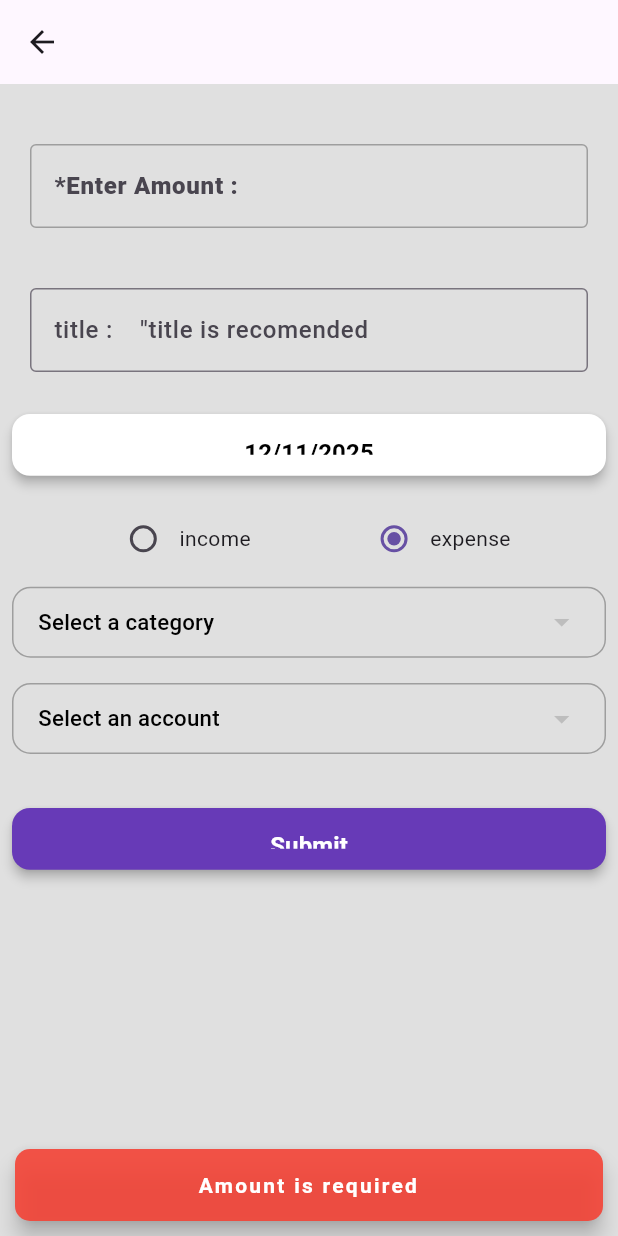
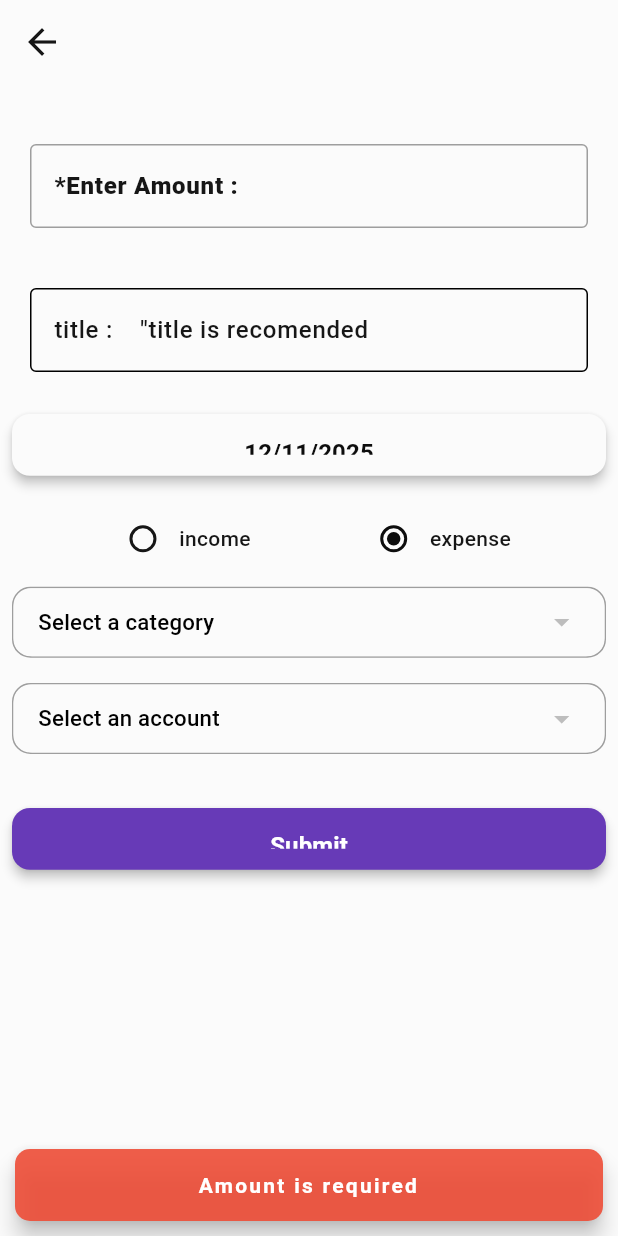
Before and after one commit to AbuShebin/Money-Manager, a Flutter app: the Add_transaction screen opened directly, after a tap on "Submit", on a phone screen of 412 x 824 dp. Run offline on Flutter 3.47's test engine with Material 3 defaults, Android fonts, the phone set to English and light mode, and no system bars; drawn by our look-alikes of dropdown_button2; our stand-ins replace calendar_date_picker2, fl_chart, flutter_riverpod, flutter_slidable, hive, hive_flutter and 1 more; missing offline and left inert: day_navigator; accounts and stored records are empty; Roboto replaces fonts that are missing (Urbanist).

Commit message:
basic palette structure

```diff
--- a/lib/core/common/widgets/customDropdown_common.dart
+++ b/lib/core/common/widgets/customDropdown_common.dart
@@ -1,7 +1,7 @@
 // ignore_for_file: public_member_api_docs, sort_constructors_first
 import 'package:dropdown_button2/dropdown_button2.dart';
 import 'package:flutter/material.dart';
-import 'package:money_management_app/core/theme/theme.dart';
+import 'package:money_management_app/core/theme/app_theme.dart';
 
 class CustomDropdown<T> extends StatefulWidget {
   final List<T> items;
@@ -67,7 +67,7 @@ class CustomSearchableDropdownState<T>
                         style: TextStyle(
                             fontFamily: 'Urbanist',
                             fontSize: w * 0.036,
-                            color: Palette.blackColor,
+                            color: Palette.popBlack500,
                             fontWeight: FontWeight.w800),
                       ),
                     ),
@@ -77,7 +77,7 @@ class CustomSearchableDropdownState<T>
               onChanged: widget.onChanged,
               buttonStyleData: ButtonStyleData(
                 decoration: BoxDecoration(
-                  color: Palette.backgroundColor,
+                  color: Palette.background,
                   borderRadius: BorderRadius.circular(w * 0.03),
                 ),
                 padding: EdgeInsets.symmetric(horizontal: w * 0.04),
@@ -87,7 +87,7 @@ class CustomSearchableDropdownState<T>
               dropdownStyleData: DropdownStyleData(
                   maxHeight: h * .4,
                   decoration:
-                      const BoxDecoration(color: Palette.backgroundColor)),
+                      const BoxDecoration(color: Palette.background)),
               menuItemStyleData: MenuItemStyleData(
                 height: h * .06,
               ),      onMenuStateChange: (isOpen) {
--- /dev/null
+++ b/lib/core/theme/app_theme.dart
@@ -0,0 +1,79 @@
+import 'package:flutter/material.dart';
+
+class Palette {
+  // POP BLACK
+  static const Color popBlack100 = Color(0xFF8A8A8A);
+  static const Color popBlack200 = Color(0xFF3D3D3D);
+  static const Color popBlack300 = Color(0xFF161616);
+  static const Color popBlack400 = Color(0xFF121212);
+  static const Color popBlack500 = Color(0xFF0D0D0D);
+
+  // POP WHITE
+  static const Color popWhite100 = Color(0xFFD2D2D2);
+  static const Color popWhite200 = Color(0xFFE0E0E0);
+  static const Color popWhite300 = Color(0xFFEFEFEF);
+  static const Color popWhite400 = Color(0xFFFBFBFB);
+  static const Color popWhite500 = Color(0xFFFFFFFF);
+
+  // Primary theme colors
+  static const Color primary = popBlack500;
+  static const Color background = popWhite400;
+  static const Color surface = popWhite500;
+  static const Color textPrimary = popBlack300;
+  static const Color accent = Color(0xFF8275EF); // CRED’s violet accent
+
+  // Feedback colors
+  static const Color success = Color(0xFF144CC7);
+  static const Color error = Color(0xFFEE4D37);
+
+  // Typography base
+  static const TextStyle baseTextStyle = TextStyle(
+    fontFamily: 'Urbanist',
+    fontWeight: FontWeight.w500,
+    color: textPrimary,
+  );
+
+  // Theme
+  static final ThemeData lightTheme = ThemeData(
+    useMaterial3: true,
+    brightness: Brightness.light,
+    scaffoldBackgroundColor: background,
+    colorScheme: const ColorScheme.light(
+      background: background,
+      primary: primary,
+      surface: surface,
+      onPrimary: popWhite500,
+      onSurface: popBlack300,
+    ),
+    appBarTheme: const AppBarTheme(
+      backgroundColor: background,
+      elevation: 0,
+      iconTheme: IconThemeData(color: popBlack300),
+      titleTextStyle: TextStyle(
+        color: popBlack300,
+        fontFamily: 'Urbanist',
+        fontWeight: FontWeight.w600,
+        fontSize: 20,
+      ),
+    ),
+    iconTheme: const IconThemeData(color: popBlack300, size: 28),
+    elevatedButtonTheme: ElevatedButtonThemeData(
+      style: ButtonStyle(
+        backgroundColor: const WidgetStatePropertyAll(primary),
+        foregroundColor: const WidgetStatePropertyAll(popWhite500),
+        shape: WidgetStatePropertyAll(
+          RoundedRectangleBorder(
+            borderRadius: BorderRadius.all(Radius.circular(15)),
+          ),
+        ),
+        fixedSize: const WidgetStatePropertyAll(Size(120, 48)),
+      ),
+    ),
+    textTheme: const TextTheme(
+      bodyLarge: baseTextStyle,
+      bodyMedium: baseTextStyle,
+      labelLarge: baseTextStyle,
+      titleMedium: baseTextStyle,
+    ),
+  );
+}
--- a/lib/core/theme/theme.dart
+++ /dev/null
@@ -1,70 +0,0 @@
-import 'package:flutter/material.dart';
-
-class Palette {
-  static const TextStyle customTextStyle = TextStyle(
-      fontFamily: 'Urbanist', fontWeight: FontWeight.w500, color: blackColor);
-  static const Color cardBackgroundColor = Color(0xFF8275EF);
-
-  static const primaryColor = Color(0xFF231852);
-  static const backgroundColor = Color(0xFBFBFB);
-  static const whiteColor = Colors.white;
-  static const blackColor = Colors.black;
-  static const redColor = Colors.red;
-
-  // static const appBarIconColor = Color.fromRGBO(231, 236, 239, 1.0);
-  static const buttonTextColor = Color.fromRGBO(231, 236, 239, 1.0);
-  static const hintTextColor = Color.fromRGBO(139, 140, 137, 1.0);
-  static const snackBarErrorColor = Colors.red;
-  static const snackBarSuccessColor = Colors.green;
-
-  static const buttonColor = Color(0xFF2231D2);
-
-  ///cred theme
-  // POP BLACK
-  static const Color popBlack100 = Color(0xFF8A8A8A);
-  static const Color popBlack200 = Color(0xFF3D3D3D);
-  static const Color popBlack300 = Color(0xFF161616);
-  static const Color popBlack400 = Color(0xFF121212);
-  static const Color popBlack500 = Color(0xFF0D0D0D);
-
-  // POP WHITE
-  static const Color popWhite100 = Color(0xFFD2D2D2);
-  static const Color popWhite200 = Color(0xFFE0E0E0);
-  static const Color popWhite300 = Color(0xFFEFEFEF);
-  static const Color popWhite400 = Color(0xFFFBFBFB);
-  static const Color popWhite500 = Color(0xFFFFFFFF);
-
-  static var lightModeAppTheme = ThemeData.light(useMaterial3: true).copyWith(
-    scaffoldBackgroundColor: backgroundColor,
-    appBarTheme: const AppBarTheme(
-      color: backgroundColor,
-      titleTextStyle: TextStyle(
-        color: blackColor,
-        fontSize: 20,
-      ),
-    ),
-    iconTheme: const IconThemeData(
-      size: 30,
-      color: blackColor,
-    ),
-    iconButtonTheme: const IconButtonThemeData(
-      style: ButtonStyle(
-        foregroundColor: WidgetStatePropertyAll(blackColor),
-      ),
-    ),
-    elevatedButtonTheme: ElevatedButtonThemeData(
-      style: ButtonStyle(
-        shape: WidgetStatePropertyAll(
-          RoundedRectangleBorder(
-            borderRadius: BorderRadius.circular(15),
-          ),
-        ),
-        backgroundColor: const WidgetStatePropertyAll(primaryColor),
-        foregroundColor: const WidgetStatePropertyAll(buttonTextColor),
-        fixedSize: const WidgetStatePropertyAll(
-          Size(100, 50),
-        ),
-      ),
-    ),
-  );
-}
--- a/lib/features/accounts/screens/add_account_screen.dart
+++ b/lib/features/accounts/screens/add_account_screen.dart
@@ -2,7 +2,7 @@ import 'package:flutter/material.dart';
 import 'package:money_management_app/core/common/widgets/customDropdown_common.dart';
 import 'package:money_management_app/core/common/widgets/custom_elevated_button.dart';
 import 'package:money_management_app/core/common/widgets/custom_textformfield.dart';
-import 'package:money_management_app/core/theme/theme.dart';
+import 'package:money_management_app/core/theme/app_theme.dart';
 import 'package:money_management_app/core/utilities/custom_snackBar.dart';
 import 'package:money_management_app/db/account/account_db.dart';
 import 'package:money_management_app/model/accounts/accounts_model.dart';
@@ -40,7 +40,7 @@ class AddAccountScreen extends StatelessWidget {
           addAccount(context: context);
         },
         text: "Save",
-        backgroundColor: Palette.primaryColor,
+        backgroundColor: Palette.primary,
         textColor: Colors.white,
         width: w,
         height: h * 0.07,
@@ -51,7 +51,7 @@ class AddAccountScreen extends StatelessWidget {
 
   addAccount({required BuildContext context}) async {
     if(accountNameController.text.isEmpty){
-      return showSnackBar(content: "Account name is not provided", context: context, color: Palette.snackBarErrorColor);
+      return showSnackBar(content: "Account name is not provided", context: context, color: Palette.error);
     }
     AccountDB accountsDB = AccountDB();
     AccountsModel data = AccountsModel(
--- a/lib/home/Screen_home.dart
+++ b/lib/home/Screen_home.dart
@@ -1,5 +1,6 @@
 import 'package:flutter/material.dart';
 import 'package:money_management_app/core/common/global_variables.dart';
+import 'package:money_management_app/core/theme/app_theme.dart';
 import 'package:money_management_app/features/settings/screens/settings_screen.dart';
 import 'package:money_management_app/home/widgets/bottom_navigation.dart';
 import 'package:money_management_app/screens/stats/screen_stats.dart';
--- a/lib/main.dart
+++ b/lib/main.dart
@@ -8,6 +8,7 @@ import 'package:money_management_app/model/accounts/accounts_model.dart';
 import 'package:money_management_app/model/budget/budget_model.dart';
 import 'package:money_management_app/model/category/category_model.dart';
 import 'package:money_management_app/model/transaction/transaction_model.dart';
+import 'core/theme/app_theme.dart';
 import 'home/Screen_home.dart';
 
 Future<void> main() async {
@@ -71,7 +72,7 @@ class MyApp extends StatelessWidget {
   Widget build(BuildContext context) {
     return MaterialApp(
       title: 'money manager',
-      theme: ThemeData(primarySwatch: Colors.deepPurple),
+      theme: Palette.lightTheme,
       home: Screenhome(),
       debugShowCheckedModeBanner: false,
     );
--- a/lib/screens/catagory/screen_catagory.dart
+++ b/lib/screens/catagory/screen_catagory.dart
@@ -23,7 +23,6 @@ class _Screen_catagoryState extends State<Screen_catagory>
   @override
   Widget build(BuildContext context) {
     return Scaffold(
-      backgroundColor: Colors.grey.shade300,
       body: SafeArea(
         child: Column(
           children: [
--- a/lib/screens/stats/screen_stats.dart
+++ b/lib/screens/stats/screen_stats.dart
@@ -78,7 +78,6 @@ class _ScreenStatsState extends State<ScreenStats> {
     }
 
     return Scaffold(
-      backgroundColor: Colors.grey[300],
         body: Column(
           // mainAxisAlignment: MainAxisAlignment.spaceBetween,l̥M
       children: [
--- a/lib/screens/transactions/Add_transaction.dart
+++ b/lib/screens/transactions/Add_transaction.dart
@@ -5,7 +5,7 @@ import 'package:hive/hive.dart';
 import 'package:money_management_app/core/common/widgets/customDropdown_common.dart';
 import 'package:money_management_app/core/common/widgets/custom_date_picker.dart';
 import 'package:money_management_app/core/common/widgets/custom_elevated_button.dart';
-import 'package:money_management_app/core/theme/theme.dart';
+import 'package:money_management_app/core/theme/app_theme.dart';
 import 'package:money_management_app/core/utilities/custom_snackBar.dart';
 import 'package:money_management_app/core/utilities/formating/formatDate/format_dateTime.dart';
 import 'package:money_management_app/db/account/account_db.dart';
@@ -63,7 +63,6 @@ class _Add_transactionState extends State<Add_transaction> {
     final w = MediaQuery.of(context).size.width;
 
     return Scaffold(
-      backgroundColor: Colors.grey[300],
       appBar: AppBar(),
       body: SafeArea(
         child: Column(
@@ -123,8 +122,8 @@ class _Add_transactionState extends State<Add_transaction> {
                 },
                 height: h * 0.05,
                 width: w,
-                backgroundColor: Palette.whiteColor,
-                textColor: Palette.blackColor,
+                backgroundColor: Palette.popWhite400,
+                textColor: Palette.popBlack500,
               );
             }),
             const SizedBox(
@@ -261,7 +260,7 @@ class _Add_transactionState extends State<Add_transaction> {
         showSnackBar(
             content: "Amount is required",
             context: context,
-            color: Palette.snackBarErrorColor);
+            color: Palette.error);
         return;
       }
 
@@ -273,7 +272,7 @@ class _Add_transactionState extends State<Add_transaction> {
         return showSnackBar(
             content: "Select category",
             context: context,
-            color: Palette.snackBarErrorColor);
+            color: Palette.error);
       }
 
       if (selectedAccount == null) {
@@ -281,7 +280,7 @@ class _Add_transactionState extends State<Add_transaction> {
         return showSnackBar(
             content: "Select an account",
             context: context,
-            color: Palette.snackBarErrorColor);
+            color: Palette.error);
       }
 
       final _parsedAmount = double.tryParse(_amountText);
@@ -352,7 +351,7 @@ class _Add_transactionState extends State<Add_transaction> {
             return showSnackBar(
                 content: "Somenthing went wrong - $e",
                 context: context,
-                color: Palette.snackBarErrorColor);
+                color: Palette.error);
           }
         },
       );
@@ -369,7 +368,7 @@ class _Add_transactionState extends State<Add_transaction> {
       showSnackBar(
           content: "Something went wrong: ${e.toString()}",
           context: context,
-          color: Palette.snackBarErrorColor);
+          color: Palette.error);
     }
   }
 
```
Also changed, not shown: lib/core/theme/app_colors.dart (added, +15 -0 lines), lib/core/utilities/loader.dart (deleted, +0 -21 lines), lib/core/utilities/overlay_loader.dart (deleted, +0 -16 lines), lib/screens/transactions/Screen_transactions.dart (+3 -9 lines).
